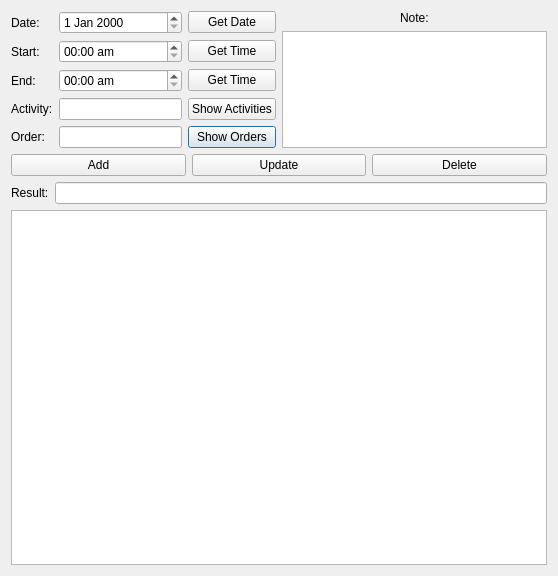
GreenBeanio/Kimberly-s-Delicious-Dozen-Tracker, file UI_RAW/Log.ui: the form before one commit.
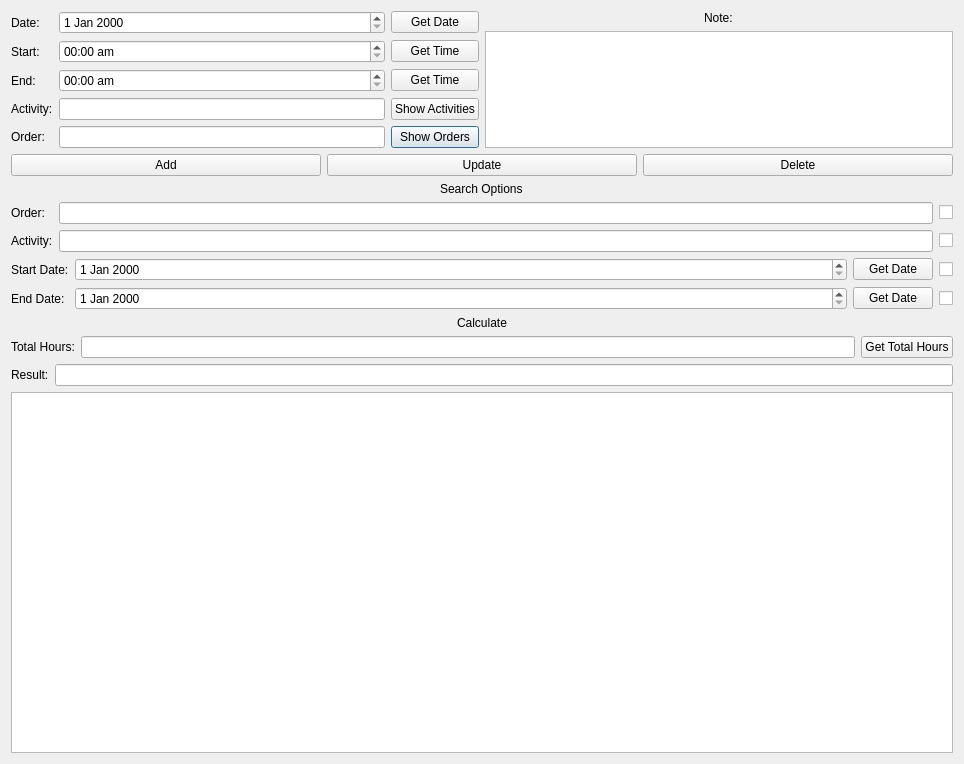
The form after the commit.

What changed in the file:
```diff
--- a/UI_RAW/Log.ui
+++ b/UI_RAW/Log.ui
@@ -6,8 +6,8 @@
    <rect>
     <x>0</x>
     <y>0</y>
-    <width>558</width>
-    <height>576</height>
+    <width>964</width>
+    <height>764</height>
    </rect>
   </property>
   <property name="windowTitle">
@@ -167,6 +167,150 @@
          </item>
         </layout>
        </item>
+       <item>
+        <layout class="QGridLayout" name="SearchSection">
+         <item row="0" column="0" alignment="Qt::AlignHCenter">
+          <widget class="QLabel" name="SearchLabel">
+           <property name="text">
+            <string>Search Options</string>
+           </property>
+          </widget>
+         </item>
+         <item row="1" column="0">
+          <layout class="QVBoxLayout" name="SearchContainer">
+           <item>
+            <layout class="QGridLayout" name="SearchGrid">
+             <item row="0" column="2">
+              <widget class="QCheckBox" name="EnableOrder">
+               <property name="text">
+                <string/>
+               </property>
+              </widget>
+             </item>
+             <item row="1" column="2">
+              <widget class="QCheckBox" name="EnableActivity">
+               <property name="text">
+                <string/>
+               </property>
+              </widget>
+             </item>
+             <item row="1" column="0">
+              <widget class="QLabel" name="ActivitySearchLabel">
+               <property name="text">
+                <string>Activity:</string>
+               </property>
+              </widget>
+             </item>
+             <item row="0" column="0">
+              <widget class="QLabel" name="OrderSearchLabel">
+               <property name="text">
+                <string>Order:</string>
+               </property>
+              </widget>
+             </item>
+             <item row="1" column="1">
+              <widget class="QLineEdit" name="ActivitySearch"/>
+             </item>
+             <item row="0" column="1">
+              <widget class="QLineEdit" name="OrderSearch"/>
+             </item>
+            </layout>
+           </item>
+           <item>
+            <layout class="QGridLayout" name="DateGrid" columnstretch="0,1,0,0">
+             <item row="1" column="2">
+              <widget class="QPushButton" name="GetDateEndDate">
+               <property name="text">
+                <string>Get Date</string>
+               </property>
+              </widget>
+             </item>
+             <item row="0" column="1">
+              <widget class="QDateEdit" name="StartDate"/>
+             </item>
+             <item row="1" column="0">
+              <widget class="QLabel" name="EndDateLabel">
+               <property name="text">
+                <string>End Date:</string>
+               </property>
+              </widget>
+             </item>
+             <item row="1" column="1">
+              <widget class="QDateEdit" name="EndDate"/>
+             </item>
+             <item row="0" column="0">
+              <widget class="QLabel" name="StartDateLabel">
+               <property name="text">
+                <string>Start Date:</string>
+               </property>
+              </widget>
+             </item>
+             <item row="0" column="2">
+              <widget class="QPushButton" name="GetDateStartDate">
+               <property name="text">
+                <string>Get Date</string>
+               </property>
+              </widget>
+             </item>
+             <item row="0" column="3">
+              <widget class="QCheckBox" name="EnableStart">
+               <property name="text">
+                <string/>
+               </property>
+              </widget>
+             </item>
+             <item row="1" column="3">
+              <widget class="QCheckBox" name="EnableEnd">
+               <property name="text">
+                <string/>
+               </property>
+              </widget>
+             </item>
+            </layout>
+           </item>
+          </layout>
+         </item>
+        </layout>
+       </item>
+       <item>
+        <layout class="QVBoxLayout" name="CalculateSeciton">
+         <item alignment="Qt::AlignHCenter">
+          <widget class="QLabel" name="CalculateLabel">
+           <property name="text">
+            <string>Calculate</string>
+           </property>
+          </widget>
+         </item>
+         <item>
+          <layout class="QHBoxLayout" name="CalculateContainer">
+           <item>
+            <widget class="QLabel" name="CalculateTimeLabel">
+             <property name="text">
+              <string>Total Hours:</string>
+             </property>
+            </widget>
+           </item>
+           <item>
+            <widget class="QLineEdit" name="TotalHours">
+             <property name="enabled">
+              <bool>true</bool>
+             </property>
+             <property name="readOnly">
+              <bool>true</bool>
+             </property>
+            </widget>
+           </item>
+           <item>
+            <widget class="QPushButton" name="GetTotalHours">
+             <property name="text">
+              <string>Get Total Hours</string>
+             </property>
+            </widget>
+           </item>
+          </layout>
+         </item>
+        </layout>
+       </item>
        <item>
         <layout class="QHBoxLayout" name="ResultLayout">
          <item>
```
